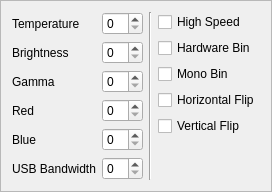
This is qt5/zwosettings.ui in EthanChappel/Ecliptic as Qt 5 draws it before an edit. The edited form follows.
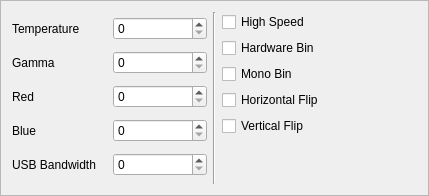
This is the edited form.

Patch:
```diff
--- a/qt5/zwosettings.ui
+++ b/qt5/zwosettings.ui
@@ -6,8 +6,8 @@
    <rect>
     <x>0</x>
     <y>0</y>
-    <width>244</width>
-    <height>172</height>
+    <width>429</width>
+    <height>196</height>
    </rect>
   </property>
   <property name="windowTitle">
@@ -22,66 +22,56 @@
   <layout class="QHBoxLayout" name="horizontalLayout">
    <item>
     <layout class="QGridLayout" name="spinbox_gridlayout">
-     <item row="0" column="0">
-      <widget class="QLabel" name="temperature_label">
-       <property name="text">
-        <string>Temperature</string>
-       </property>
-      </widget>
-     </item>
-     <item row="0" column="1">
-      <widget class="QSpinBox" name="temperature_spinbox"/>
-     </item>
-     <item row="1" column="0">
-      <widget class="QLabel" name="brightness_label">
-       <property name="text">
-        <string>Brightness</string>
-       </property>
-      </widget>
-     </item>
-     <item row="1" column="1">
-      <widget class="QSpinBox" name="brightness_spinbox"/>
-     </item>
      <item row="2" column="0">
+      <widget class="QLabel" name="red_label">
+       <property name="text">
+        <string>Red</string>
+       </property>
+      </widget>
+     </item>
+     <item row="1" column="0">
       <widget class="QLabel" name="gamma_label">
        <property name="text">
         <string>Gamma</string>
        </property>
       </widget>
      </item>
-     <item row="2" column="1">
+     <item row="1" column="1">
       <widget class="QSpinBox" name="gamma_spinbox"/>
      </item>
-     <item row="3" column="0">
-      <widget class="QLabel" name="red_label">
-       <property name="text">
-        <string>Red</string>
-       </property>
-      </widget>
-     </item>
      <item row="3" column="1">
+      <widget class="QSpinBox" name="blue_spinbox"/>
+     </item>
+     <item row="2" column="1">
       <widget class="QSpinBox" name="red_spinbox"/>
      </item>
-     <item row="4" column="0">
+     <item row="3" column="0">
       <widget class="QLabel" name="blue_label">
        <property name="text">
         <string>Blue</string>
        </property>
       </widget>
      </item>
+     <item row="0" column="0">
+      <widget class="QLabel" name="temperature_label">
+       <property name="text">
+        <string>Temperature</string>
+       </property>
+      </widget>
+     </item>
+     <item row="0" column="1">
+      <widget class="QSpinBox" name="temperature_spinbox"/>
+     </item>
      <item row="4" column="1">
-      <widget class="QSpinBox" name="blue_spinbox"/>
+      <widget class="QSpinBox" name="usb_spinbox"/>
      </item>
-     <item row="5" column="0">
+     <item row="4" column="0">
       <widget class="QLabel" name="usb_label">
        <property name="text">
         <string>USB Bandwidth</string>
        </property>
       </widget>
      </item>
-     <item row="5" column="1">
-      <widget class="QSpinBox" name="usb_spinbox"/>
-     </item>
     </layout>
    </item>
    <item>
```
